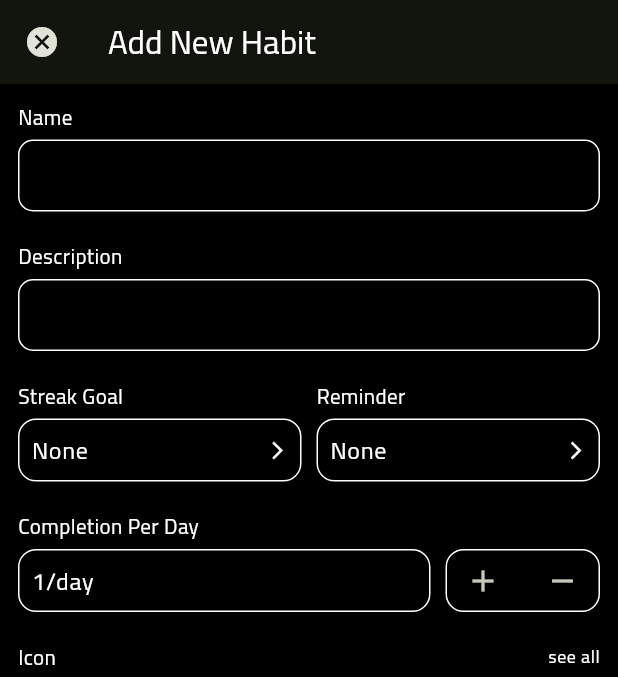
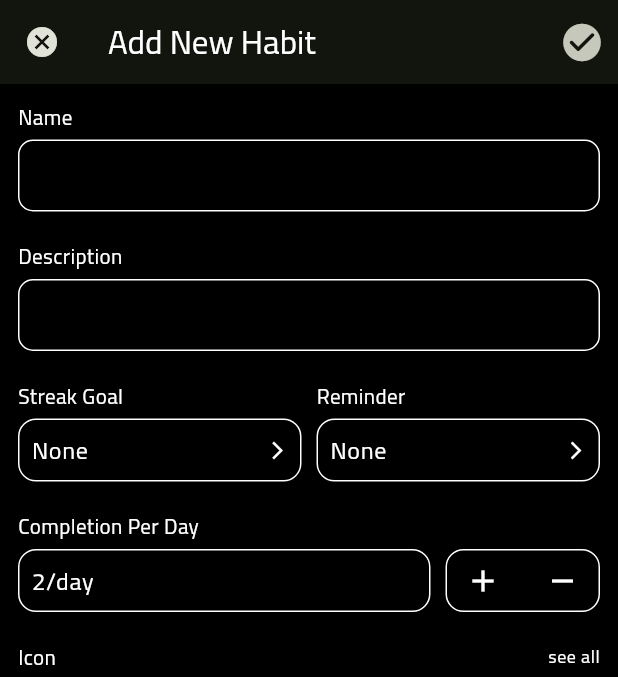
Before and after one commit to mehroze-zaidi/Progress-Path-A-habit-tracker-flutter-app, a Flutter app: the HabitCreationScreen screen opened by its route, after a tap on the "add" icon, on a phone screen of 412 x 824 dp. Shown: the top 677 px of the screen. Run offline on Flutter 3.47's test engine with Material 3 defaults, Android fonts, the phone set to English and light mode, and no system bars; our stand-ins replace flutter_riverpod, flutter_screenutil, go_router, logger; missing offline and left inert: flutter_annual_task.

Commit message:
compete counter updates now

```diff
--- a/lib/presentation/screens/habit_creation/habit_creation_screen.dart
+++ b/lib/presentation/screens/habit_creation/habit_creation_screen.dart
@@ -2,6 +2,7 @@ import 'package:flutter/material.dart';
 import 'package:flutter_new_project_template_with_riverpod/presentation/common_widgets/app_textfield.dart';
 import 'package:flutter_new_project_template_with_riverpod/presentation/common_widgets/rounded_container_widget.dart';
 import 'package:flutter_new_project_template_with_riverpod/presentation/common_widgets/screen_body.dart';
+import 'package:flutter_new_project_template_with_riverpod/presentation/screens/habit_creation/widgets/completion_per_day_view.dart';
 import 'package:flutter_new_project_template_with_riverpod/presentation/screens/habit_creation/widgets/habit_colors_view.dart';
 import 'package:flutter_new_project_template_with_riverpod/presentation/screens/habit_creation/widgets/habit_icons_view.dart';
 import 'package:flutter_new_project_template_with_riverpod/utils/constants/app_colors.dart';
@@ -34,6 +35,10 @@ class _HabitCreationScreenState extends State<HabitCreationScreen> {
                   color: AppColors.white,
                 ),
           ),
+          actions: [IconButton(onPressed: () {
+           // context.goNamed(AppRoute.habitCreation.name);
+
+          }, icon: const Icon(Icons.check_circle_rounded,size: 30,))],
         ),
         child: Padding(
           padding: const EdgeInsets.all(12.0),
@@ -142,55 +147,7 @@ class _HabitCreationScreenState extends State<HabitCreationScreen> {
                 ],
               ),
               20.verticalSpace,
-              Text(
-                "Completion Per Day",
-                style: Theme.of(context).textTheme.bodyMedium!.copyWith(
-                      color: AppColors.blackTxtColor,
-                    ),
-              ),
-              5.verticalSpace,
-              Row(
-                children: [
-                  Expanded(
-                    flex: 2,
-                    child: RoundedContainerWidget(
-                        height: 42,
-                        color: Colors.transparent,
-                        child: Padding(
-                          padding: const EdgeInsets.all(8.0),
-                          child: Text(
-                            "1/day",
-                            style:
-                                Theme.of(context).textTheme.bodyLarge!.copyWith(
-                                      color: AppColors.whiteTxtColor,
-                                    ),
-                          ),
-                        )),
-                  ),
-                  10.horizontalSpace,
-                  RoundedContainerWidget(
-                      height: 42,
-                      color: Colors.transparent,
-                      child: Row(
-                        mainAxisAlignment: MainAxisAlignment.spaceBetween,
-                        children: [
-                          IconButton(
-                            onPressed: () {},
-                            icon: const Icon(
-                              Icons.add,
-                            ),
-                          ),
-                          5.horizontalSpace,
-                          IconButton(
-                            onPressed: () {},
-                            icon: const Icon(
-                              Icons.remove,
-                            ),
-                          ),
-                        ],
-                      ))
-                ],
-              ),
+             CompletionPerDayView(),
               20.verticalSpace,
               Row(
                 mainAxisAlignment: MainAxisAlignment.spaceBetween,
--- /dev/null
+++ b/lib/presentation/screens/habit_creation/notifiers/update_counter_notifier.dart
@@ -0,0 +1,32 @@
+import 'package:flutter_riverpod/flutter_riverpod.dart';
+
+class UpdateCounterNotifier extends Notifier<int> {
+  int counter = 1;
+
+  @override
+  int build() => counter;
+
+
+  increaseCounter(){
+    if(counter < 100){
+
+    counter ++;
+    state=counter;
+    }
+
+  }
+
+
+  decreaseCounter(){
+
+    if(counter > 1){
+
+      counter --;
+      state=counter;
+    }
+  }
+
+}
+
+
+ final counterProvider=NotifierProvider<UpdateCounterNotifier,int>(() => UpdateCounterNotifier(),);
--- /dev/null
+++ b/lib/presentation/screens/habit_creation/widgets/completion_per_day_view.dart
@@ -0,0 +1,78 @@
+import 'package:flutter/material.dart';
+import 'package:flutter_new_project_template_with_riverpod/presentation/common_widgets/rounded_container_widget.dart';
+import 'package:flutter_new_project_template_with_riverpod/presentation/screens/habit_creation/notifiers/update_counter_notifier.dart';
+import 'package:flutter_new_project_template_with_riverpod/utils/constants/app_colors.dart';
+import 'package:flutter_new_project_template_with_riverpod/utils/extensions/space.dart';
+import 'package:flutter_riverpod/flutter_riverpod.dart';
+
+class CompletionPerDayView extends ConsumerWidget {
+  const CompletionPerDayView({super.key});
+
+  @override
+  Widget build(BuildContext context, WidgetRef ref) {
+    final counter = ref.watch(counterProvider);
+
+    return Column(
+      crossAxisAlignment: CrossAxisAlignment.start,
+      children: [
+        Text(
+          "Completion Per Day",
+          style: Theme.of(context).textTheme.bodyMedium!.copyWith(
+                color: AppColors.blackTxtColor,
+              ),
+        ),
+        5.verticalSpace,
+        Row(
+          children: [
+            Expanded(
+              flex: 2,
+              child: RoundedContainerWidget(
+                  height: 42,
+                  color: Colors.transparent,
+                  child: Padding(
+                    padding: const EdgeInsets.all(8.0),
+                    child: Text(
+                      "$counter/day",
+                      style: Theme.of(context).textTheme.bodyLarge!.copyWith(
+                            color: AppColors.whiteTxtColor,
+                          ),
+                    ),
+                  )),
+            ),
+            10.horizontalSpace,
+            RoundedContainerWidget(
+                height: 42,
+                color: Colors.transparent,
+                child: Row(
+                  mainAxisAlignment: MainAxisAlignment.spaceBetween,
+                  children: [
+                    IconButton(
+
+                      onPressed: () {
+                        ref.read(counterProvider.notifier).increaseCounter();
+                      },
+                      icon: const Icon(
+                        Icons.add,
+                        color: AppColors.white,
+                      ),
+                    ),
+                    5.horizontalSpace,
+                    IconButton(
+                      onPressed: () {
+                        ref.read(counterProvider.notifier).decreaseCounter();
+                      },
+                      icon: Icon(
+                        Icons.remove,
+                        color: counter == 1
+                            ? AppColors.white.withOpacity(.5)
+                            : AppColors.white,
+                      ),
+                    ),
+                  ],
+                ))
+          ],
+        ),
+      ],
+    );
+  }
+}
```
